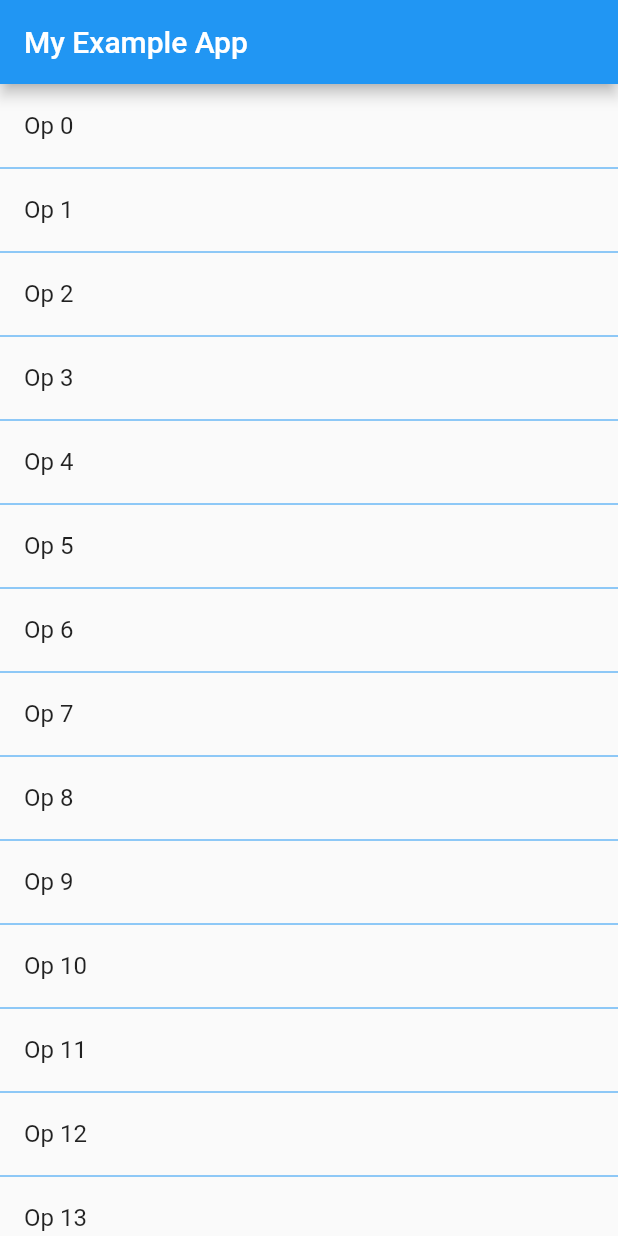
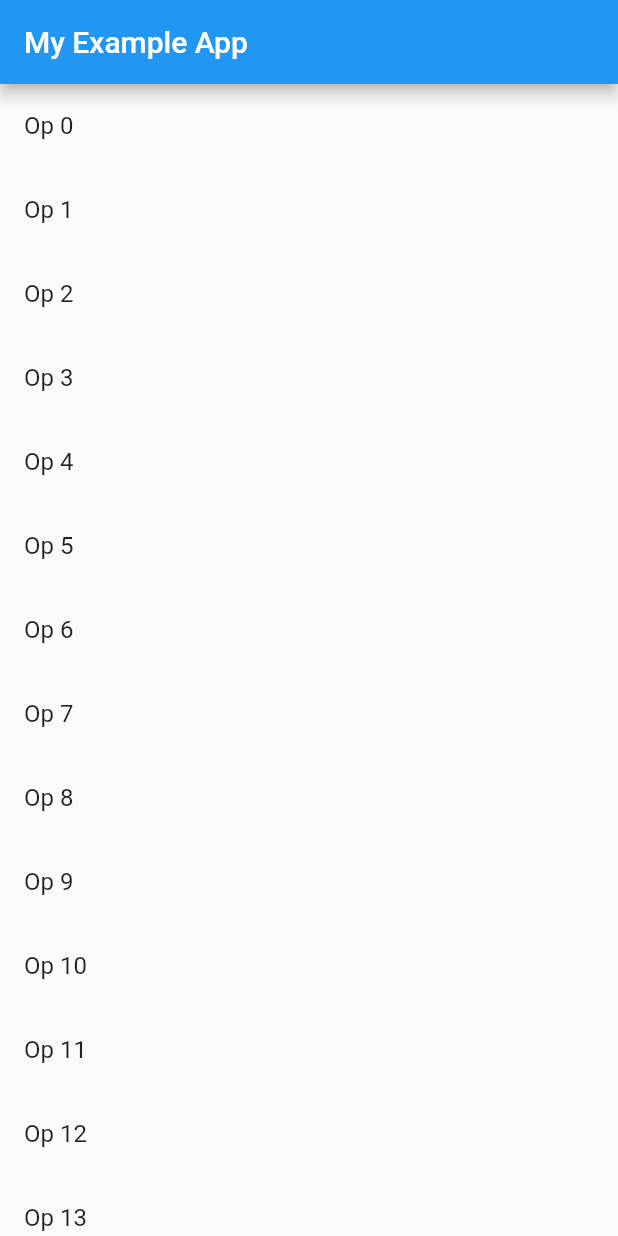
Before and after one commit to AnthonyDugarte/intermediate-flutter-course-examples-2, a Flutter app: the screen it shows after launch, on a phone screen of 412 x 824 dp. Run offline on Flutter 3.47's test engine with Material 2 defaults, Android fonts, the phone set to English and light mode, and no system bars.

Commit message:
Cutter Array from list view example

```diff
--- a/lib/main.dart
+++ b/lib/main.dart
@@ -26,13 +26,10 @@ class MyApp extends StatefulWidget {
 
 class _MyAppState extends State<MyApp> {
   @override
-  Widget build(BuildContext context) => ListView(
-        children: ListTile.divideTiles(
-          context: context,
-          tiles: (Iterable<int>.generate(15).map((int i) => ListTile(
-                title: Text("Op $i"),
-              ))),
-          color: Colors.blue,
-        ).toList(),
+  Widget build(BuildContext context) => ListView.builder(
+        itemBuilder: (BuildContext context, int i) => ListTile(
+          title: Text("Op $i"),
+        ),
+        itemCount: 15,
       );
 }
```
